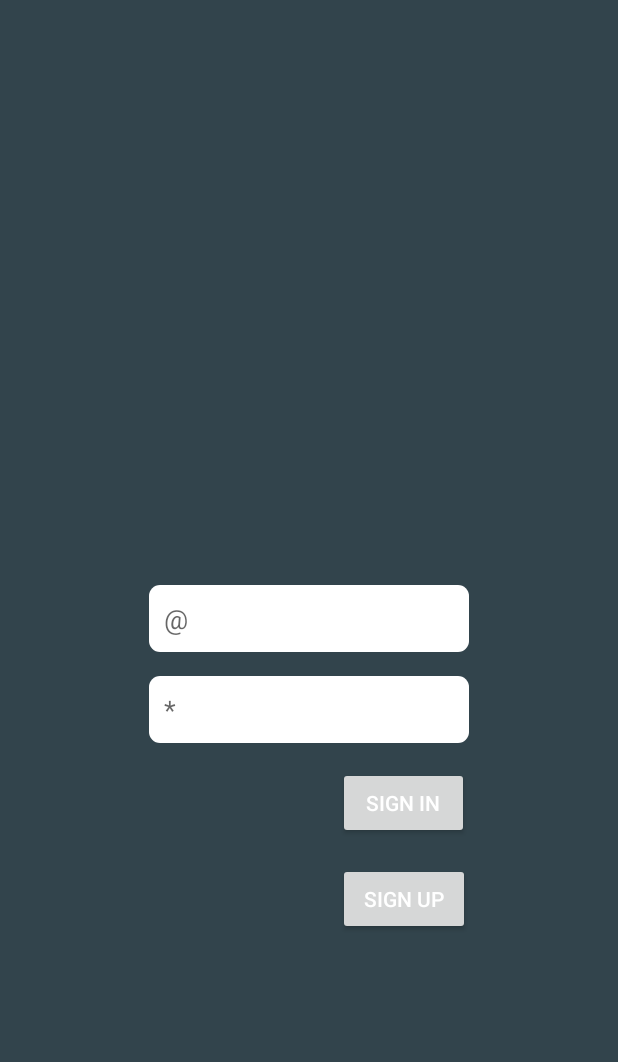
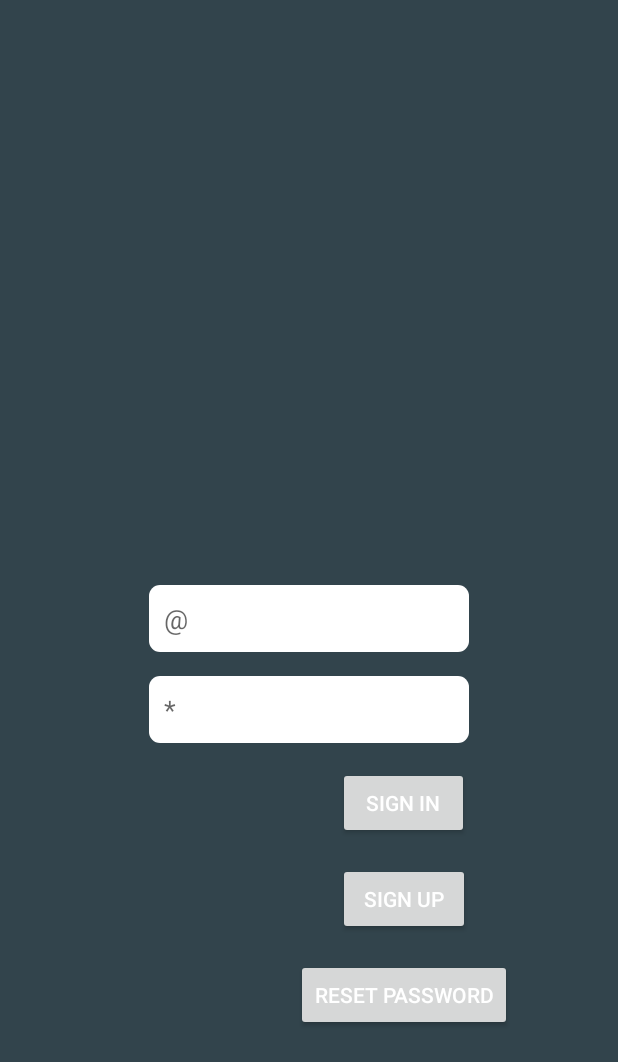
Before and after one commit to nikolaskratz/SpoQ, an Android app: the screen it shows after launch (SignInActivity), on a phone screen of 412 x 824 dp. Shown: the top 1062 px of the screen. Run offline under Robolectric (Android 15) with nearby library versions, the phone set to English and light mode, and no system bars; our stand-ins replace Firebase (no records; nobody signed in at launch, a user with empty details on screens opened directly).

Commit message:
optimized searching friends function, started working on password reset via email

```diff
--- a/app/src/main/java/com/example/nikolas/spotfiyusefirsttry/SignInActivity.java
+++ b/app/src/main/java/com/example/nikolas/spotfiyusefirsttry/SignInActivity.java
@@ -34,9 +34,11 @@ public class SignInActivity extends AppCompatActivity implements View.OnClickLis
 
         emailEt = findViewById(R.id.signIn_form_email_et);
         passwordEt = findViewById(R.id.signIn_form_password_et);
+
         // Initialize listeners on buttons
         findViewById(R.id.signIn_signIn_b).setOnClickListener(this);
         findViewById(R.id.signIn_signUp_b).setOnClickListener(this);
+        findViewById(R.id.signIn_reset_b).setOnClickListener(this);
     }
 
     // Check if user is signed in (non-null) and update UI accordingly.
@@ -62,6 +64,20 @@ public class SignInActivity extends AppCompatActivity implements View.OnClickLis
             }
             else if (i == R.id.signIn_signUp_b) {
                 startActivity( new Intent(this, SignUpActivity.class));
+            }
+            else if ( i == R.id.signIn_reset_b) {
+
+                Log.d("CustomTag", "send mail: ");
+
+                // TODO: 1/29/2019 Create a new activity for reset password
+
+//                auth.sendPasswordResetEmail(emailAddress).then(function() {
+//                    // Email sent.
+//                }).catch(function(error) {
+//                    // An error happened.
+//                });
+
+
             }
     }
 
--- a/app/src/main/java/com/example/nikolas/spotfiyusefirsttry/SignUpActivity.java
+++ b/app/src/main/java/com/example/nikolas/spotfiyusefirsttry/SignUpActivity.java
@@ -182,7 +182,6 @@ public class SignUpActivity extends AppCompatActivity implements View.OnClickLis
         if (!hasFocus && nicknameEt.length() > 0){
             nicknameExists(nicknameEt.getText().toString());
         }
-
     }
 
     @Override
@@ -251,8 +250,7 @@ public class SignUpActivity extends AppCompatActivity implements View.OnClickLis
 
         // add new identity
         mDatabase = FirebaseDatabase.getInstance().getReference("Identities");
-        mDatabase.child(nickname).child("uid").setValue(uid);
-        mDatabase.child(nickname).child("nickname").setValue(nickname);
+        mDatabase.child(nickname).setValue(uid);
 
     }
 
--- a/app/src/main/res/layout/activity_sign_in.xml
+++ b/app/src/main/res/layout/activity_sign_in.xml
@@ -19,8 +19,7 @@
         app:layout_constraintBottom_toBottomOf="parent"
         app:layout_constraintEnd_toEndOf="parent"
         app:layout_constraintStart_toStartOf="parent"
-        app:layout_constraintTop_toTopOf="parent"
-        />
+        app:layout_constraintTop_toTopOf="parent" />
 
     <EditText
         android:background="@drawable/edit_text_background"
@@ -57,4 +56,14 @@
         app:layout_constraintStart_toStartOf="@+id/signIn_signIn_b"
         app:layout_constraintTop_toBottomOf="@+id/signIn_signIn_b" />
 
+    <Button
+        android:id="@+id/signIn_reset_b"
+        android:layout_width="wrap_content"
+        android:layout_height="wrap_content"
+        android:layout_marginTop="16dp"
+        android:text="Reset password"
+        app:layout_constraintEnd_toEndOf="@+id/signIn_signUp_b"
+        app:layout_constraintStart_toStartOf="@+id/signIn_signUp_b"
+        app:layout_constraintTop_toBottomOf="@+id/signIn_signUp_b" />
+
 </android.support.constraint.ConstraintLayout>
```
Also changed, not shown: app/src/main/java/com/example/nikolas/spotfiyusefirsttry/FriendsFragment.java (+19 -18 lines).
